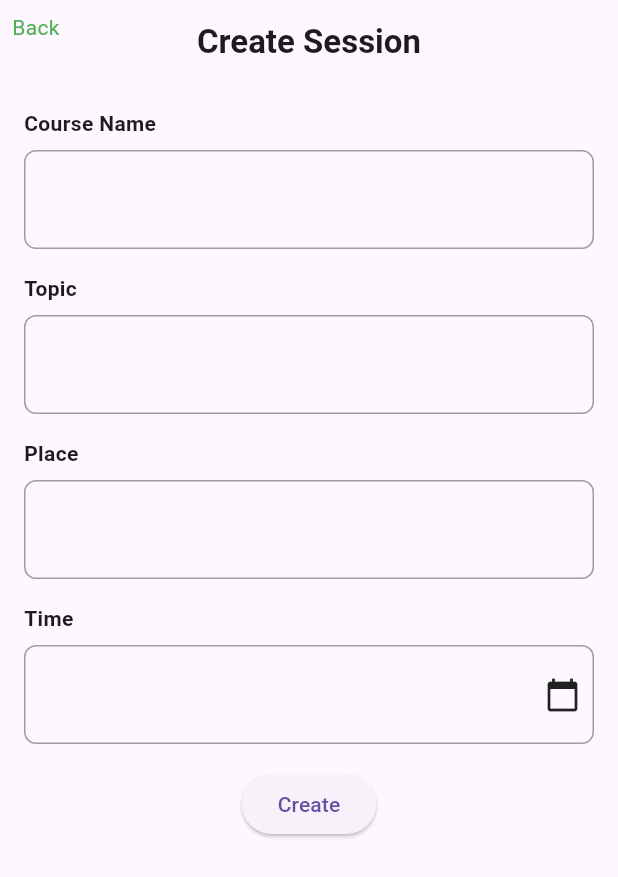
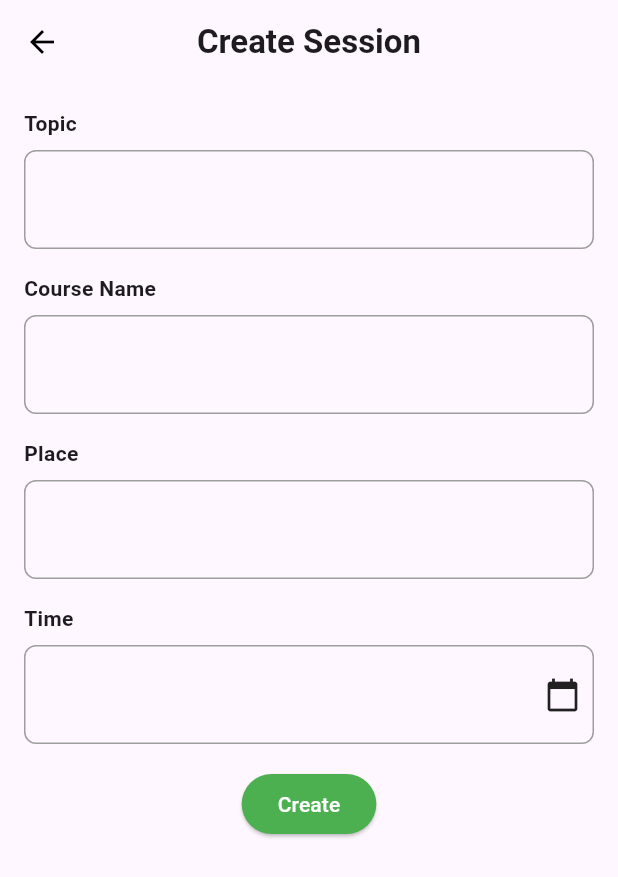
Before and after one commit to emanuxd11/StudySync-ESOF-feup, a Flutter app: the CreateSession screen opened directly, on a phone screen of 412 x 824 dp. Shown: the top 877 px of the screen. Run offline on Flutter 3.47's test engine with Material 3 defaults, Android fonts, the phone set to English and light mode, and no system bars; our stand-ins replace cloud_firestore, firebase_auth, firebase_core, flutter_local_notifications, go_router, timezone; accounts and stored records are empty.

Commit message:
Update create session UI.

```diff
--- a/src/lib/screens/sessions.dart
+++ b/src/lib/screens/sessions.dart
@@ -34,9 +34,9 @@ class SessionsScreen extends StatelessWidget {
                 },
                 child: const Padding(
                   padding: EdgeInsets.all(8.0),
-                  child: Text(
-                    "Back",
-                    style: TextStyle(color: Colors.green),
+                  child: Icon(
+                    Icons.arrow_back,
+                    color: Colors.black,
                   ),
                 ),
               ),
@@ -234,9 +234,9 @@ class _CreateSessionState extends State<CreateSession> {
             },
             child: const Padding(
               padding: EdgeInsets.all(8.0),
-              child: Text(
-                "Back",
-                style: TextStyle(color: Colors.green),
+              child: Icon(
+                Icons.arrow_back,
+                color: Colors.black,
               ),
             ),
           ),
@@ -247,9 +247,9 @@ class _CreateSessionState extends State<CreateSession> {
             child: Form(
               child: Column(
                 children: [
+                  _buildTextField("Topic", _sessionTopicController),
+                  const SizedBox(height: 16.0),
                   _buildTextField("Course Name", _sessionNameController),
-                  const SizedBox(height: 16.0),
-                  _buildTextField("Topic", _sessionTopicController),
                   const SizedBox(height: 16.0),
                   _buildTextField("Place", _sessionPlaceController),
                   const SizedBox(height: 16.0),
@@ -260,7 +260,9 @@ class _CreateSessionState extends State<CreateSession> {
                       createSession();
                       Navigator.pop(context);
                     },
-
+                    style: ElevatedButton.styleFrom(
+                      foregroundColor: Colors.white, backgroundColor: Colors.green,
+                    ),
                     child: const Text("Create"),
                   )
                 ],
```
